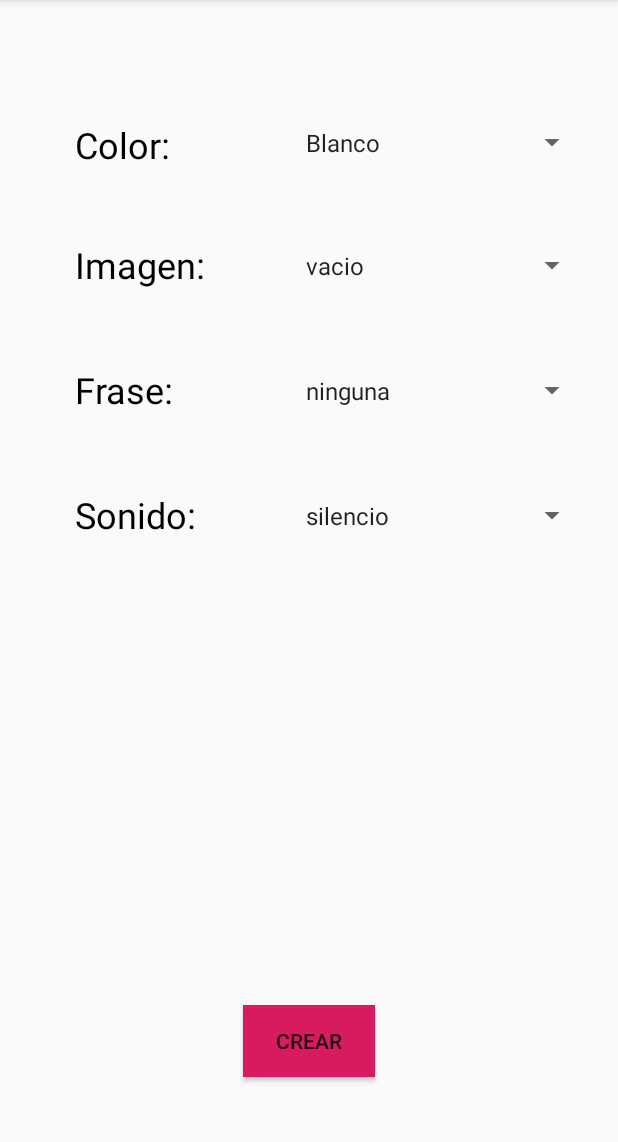
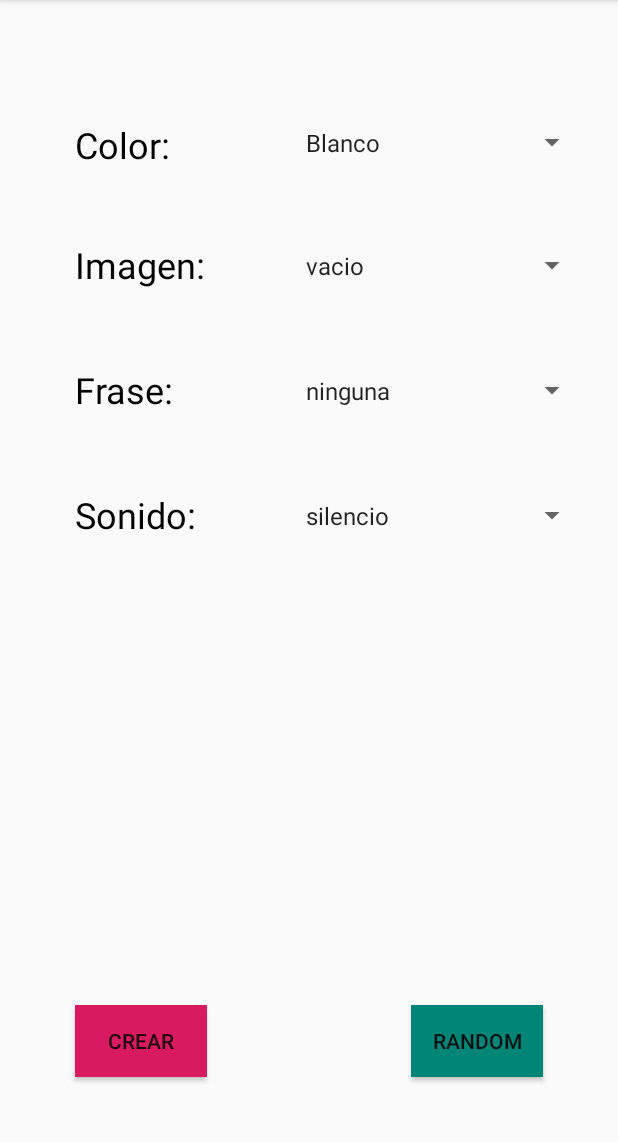
Before and after one commit to Daniel-Roa-P/Crea-tu-Layout, an Android app: the screen it shows after launch (MainActivity), on a phone screen of 412 x 824 dp, the part 84-1226 px from its top. Run offline under Robolectric (Android 15) with nearby library versions, the phone set to English and light mode, and no system bars.

Commit message:
añadi boton random

```diff
--- a/app/src/main/java/com/example/danbr/nuevolayout/MainActivity.java
+++ b/app/src/main/java/com/example/danbr/nuevolayout/MainActivity.java
@@ -9,7 +9,12 @@ import android.widget.Spinner;
 
 public class MainActivity extends AppCompatActivity {
 
-    public Spinner spinColores,spinImagen,spinFrase,spinSonido;
+    public Spinner spinColores, spinImagen, spinFrase, spinSonido;
+
+    public String[] colores = {"Blanco","Amarillo","Azul","Gris","Naranja","Negro","Purpura","Rojo","Verde"};
+    public String[] imagenes = {"vacio","carraso","carrasogif","conejo","conejogif","gatos","gatosgif","modelo","modelogif","moto","motogif","perro","perrogif","pikachu","pikachugif"};
+    public String[] frases = {"ninguna","Amor","Belleza","Esperanza","Cohelo","Inteligencia","Respeto","Sorpresa","Optimismo"};
+    public String[] sonidos = {"silencio","explosion","grillo","laser","mensaje","gritopikachu","redobles","trompeta"};
 
     @Override
     protected void onCreate(Bundle savedInstanceState) {
@@ -17,19 +22,15 @@ public class MainActivity extends AppCompatActivity {
         setContentView(R.layout.activity_main);
 
         spinColores = (Spinner) findViewById(R.id.spinner);
-        String[] colores = {"Blanco","Amarillo","Azul","Gris","Naranja","Negro","Purpura","Rojo","Verde","Random"};
         spinColores.setAdapter(new ArrayAdapter<>(this, android.R.layout.simple_spinner_item, colores));
 
         spinImagen = (Spinner) findViewById(R.id.spinner2);
-        String[] imagenes = {"vacio","carraso","carrasogif","conejo","conejogif","gatos","gatosgif","modelo","modelogif","moto","motogif","perro","perrogif","pikachu","pikachugif","Random"};
         spinImagen.setAdapter(new ArrayAdapter<>(this, android.R.layout.simple_spinner_item, imagenes));
 
         spinFrase = (Spinner) findViewById(R.id.spinner3);
-        String[] frases = {"ninguna","Amor","Belleza","Esperanza","Cohelo","Inteligencia","Respeto","Sorpresa","Optimismo","Random"};
         spinFrase.setAdapter(new ArrayAdapter<>(this, android.R.layout.simple_spinner_item, frases));
 
         spinSonido = (Spinner) findViewById(R.id.spinner4);
-        String[] sonidos = {"silencio","explosion","grillo","laser","mensaje","gritopikachu","redobles","trompeta","Random"};
         spinSonido.setAdapter(new ArrayAdapter<>(this, android.R.layout.simple_spinner_item, sonidos));
 
     }
@@ -46,4 +47,23 @@ public class MainActivity extends AppCompatActivity {
         startActivity(cambio);
 
     }
+
+    public void cambiarRandom(View view){
+
+        Intent cambio = new Intent(this,SegundoActivity.class);
+
+        int randCol= (int) (8*Math.random());
+        int randImg= (int) (14*Math.random());
+        int randFrase= (int) (8*Math.random());
+        int randSon= (int) (7*Math.random());
+
+        cambio.putExtra("color",colores[randCol]);
+        cambio.putExtra( "imagen",imagenes[randImg]);
+        cambio.putExtra("texto",frases[randFrase]);
+        cambio.putExtra("sonido",sonidos[randSon]);
+
+        startActivity(cambio);
+
+    }
+
 }
--- a/app/src/main/res/layout/activity_main.xml
+++ b/app/src/main/res/layout/activity_main.xml
@@ -86,7 +86,7 @@
         android:id="@+id/button"
         android:layout_width="wrap_content"
         android:layout_height="wrap_content"
-        android:layout_marginStart="8dp"
+        android:layout_marginStart="50dp"
         android:layout_marginTop="8dp"
         android:layout_marginEnd="8dp"
         android:layout_marginBottom="50dp"
@@ -95,10 +95,30 @@
         android:text="@string/boton"
         app:layout_constraintBottom_toBottomOf="parent"
         app:layout_constraintEnd_toEndOf="parent"
+        app:layout_constraintHorizontal_bias="0.0"
         app:layout_constraintStart_toStartOf="parent"
         app:layout_constraintTop_toTopOf="parent"
         app:layout_constraintVertical_bias="1.0"
         tools:text="@string/boton" />
+
+    <Button
+        android:id="@+id/button4"
+        android:layout_width="wrap_content"
+        android:layout_height="wrap_content"
+        android:layout_marginStart="8dp"
+        android:layout_marginTop="8dp"
+        android:layout_marginEnd="50dp"
+        android:layout_marginBottom="50dp"
+        android:background="@color/colorPrimary"
+        android:onClick="cambiarRandom"
+        android:text="@string/random"
+        app:layout_constraintBottom_toBottomOf="parent"
+        app:layout_constraintEnd_toEndOf="parent"
+        app:layout_constraintHorizontal_bias="1.0"
+        app:layout_constraintStart_toEndOf="@+id/button"
+        app:layout_constraintTop_toTopOf="parent"
+        app:layout_constraintVertical_bias="1.0"
+        tools:text="@string/random" />
 
     <Spinner
         android:id="@+id/spinner"
--- a/app/src/main/res/values/strings.xml
+++ b/app/src/main/res/values/strings.xml
@@ -5,7 +5,9 @@
     <string name="frase">Frase:</string>
     <string name="sonido">Sonido:</string>
     <string name="boton">Crear</string>
+    <string name="random">Random</string>
     <string name="ninguna"> </string>
+    <string name="Amor">Aceptalo, es feliz con otro</string>
     <string name="Belleza">No suelo olvidar una cara, pero con usted haré una excepción</string>
     <string name="Esperanza">Solo como amigos</string>
     <string name="Cohelo">El Universo conspira a tu favor</string>
```
Also changed, not shown: 3 other files.
